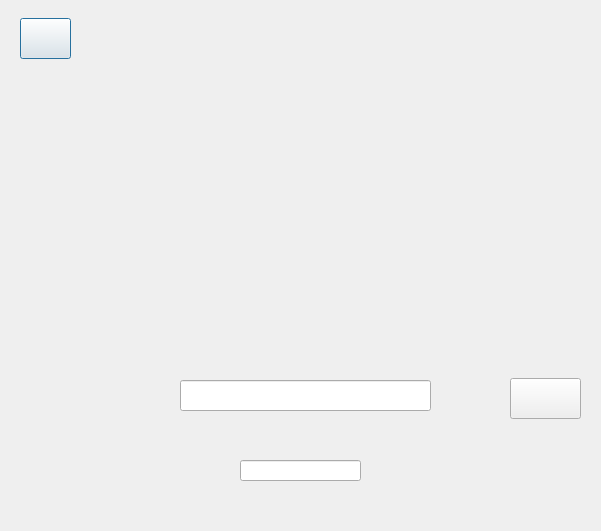
Qt form spielfenster.ui (TreutleTobias/Spielautomat) before a commit.
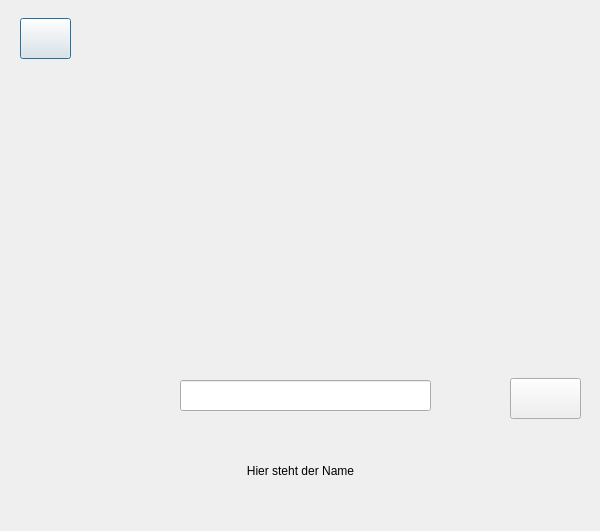
The same form after that commit.

Diff of the .ui file:
```diff
--- a/spielfenster.ui
+++ b/spielfenster.ui
@@ -6,7 +6,7 @@
    <rect>
     <x>0</x>
     <y>0</y>
-    <width>601</width>
+    <width>600</width>
     <height>531</height>
    </rect>
   </property>
@@ -78,16 +78,6 @@
     </rect>
    </property>
   </widget>
-  <widget class="QLineEdit" name="Name_Line_Edit">
-   <property name="geometry">
-    <rect>
-     <x>240</x>
-     <y>460</y>
-     <width>121</width>
-     <height>21</height>
-    </rect>
-   </property>
-  </widget>
   <widget class="QLabel" name="Background_Label">
    <property name="geometry">
     <rect>
@@ -114,6 +104,25 @@
     <string/>
    </property>
   </widget>
+  <widget class="QLabel" name="Name_Line">
+   <property name="geometry">
+    <rect>
+     <x>240</x>
+     <y>460</y>
+     <width>121</width>
+     <height>21</height>
+    </rect>
+   </property>
+   <property name="layoutDirection">
+    <enum>Qt::LeftToRight</enum>
+   </property>
+   <property name="text">
+    <string>Hier steht der Name</string>
+   </property>
+   <property name="alignment">
+    <set>Qt::AlignCenter</set>
+   </property>
+  </widget>
   <zorder>Background_Label</zorder>
   <zorder>Spiel_beenden</zorder>
   <zorder>Spin_button</zorder>
```
Left out of the diff: 2 changed lines with no effect on the pictures.
